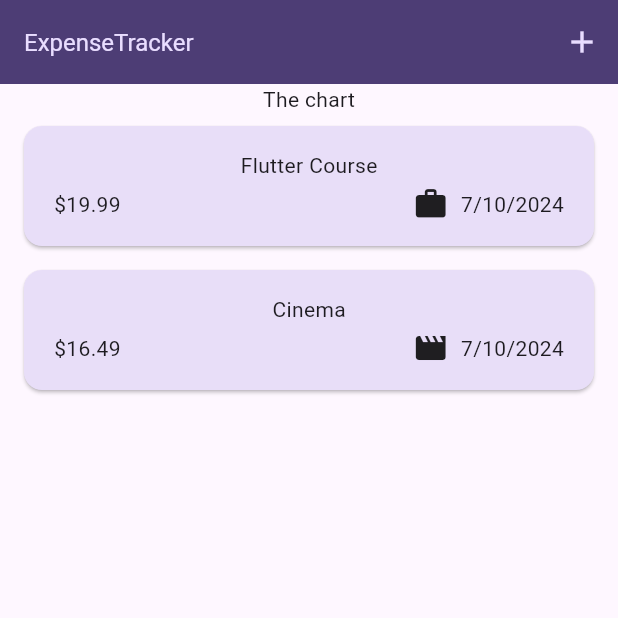
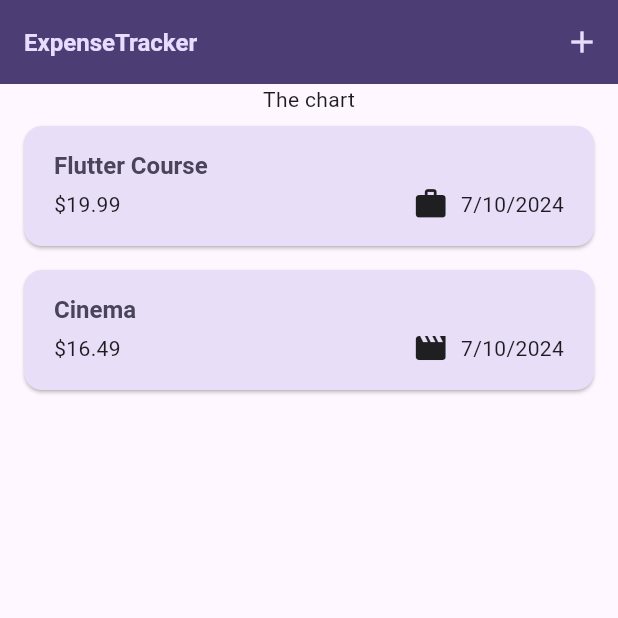
Before and after one commit to KankichiJibiki/flutter_expenses, a Flutter app: the screen it shows after launch, on a phone screen of 412 x 824 dp, the top half of it. Run offline on Flutter 3.47's test engine with Material 3 defaults, Android fonts, the phone set to English and light mode, and no system bars.

Commit message:
Done other than chart section

```diff
--- a/lib/widgets/expenses_list/expense_item.dart
+++ b/lib/widgets/expenses_list/expense_item.dart
@@ -15,14 +15,15 @@ class ExpenseItem extends StatelessWidget {
           vertical: 16,
         ),
         child: Column(
+          crossAxisAlignment: CrossAxisAlignment.start,
           children: [
-            Text(expense.title),
+            Text(expense.title, style: Theme.of(context).textTheme.titleLarge,),
             const SizedBox(
               height: 4,
             ),
             Row(
               children: [
-                Text('\$${expense.amount.toStringAsFixed(2)}'),
+                Text('\$${expense.amount.toStringAsFixed(2)}',),
                 const Spacer(),
                 Row(
                   children: [
--- a/lib/widgets/expenses_list/expenses_list.dart
+++ b/lib/widgets/expenses_list/expenses_list.dart
@@ -19,6 +19,12 @@ class ExpensesList extends StatelessWidget {
         itemCount: expenses.length,
         itemBuilder: (ctx, index) => Dismissible(
           key: ValueKey(expenses[index]),
+          background: Container(
+            color: Theme.of(context).colorScheme.error.withOpacity(0.8),
+            margin: EdgeInsets.symmetric(
+              horizontal: Theme.of(context).cardTheme.margin!.horizontal,
+            ),
+          ),
           onDismissed: (direction) {
             removeExpense(expenses[index]);
           },
```
Also changed, not shown: lib/main.dart (+27 -1 lines), lib/models/expense.dart (+24 -0 lines).
